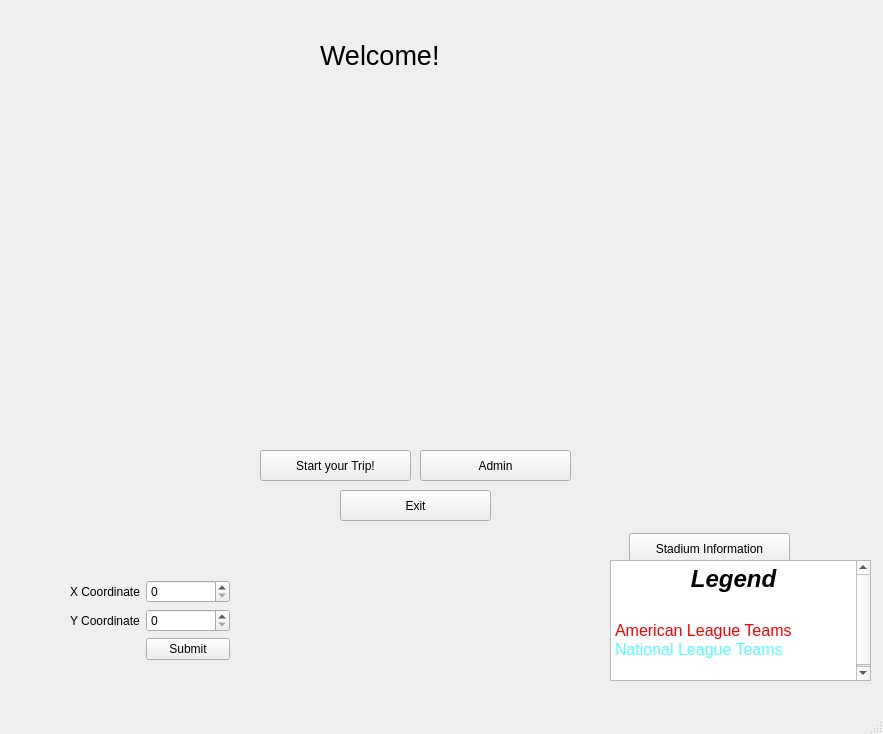
Old version of the form mainwindow.ui in the repository WinterCS003/Project-2.
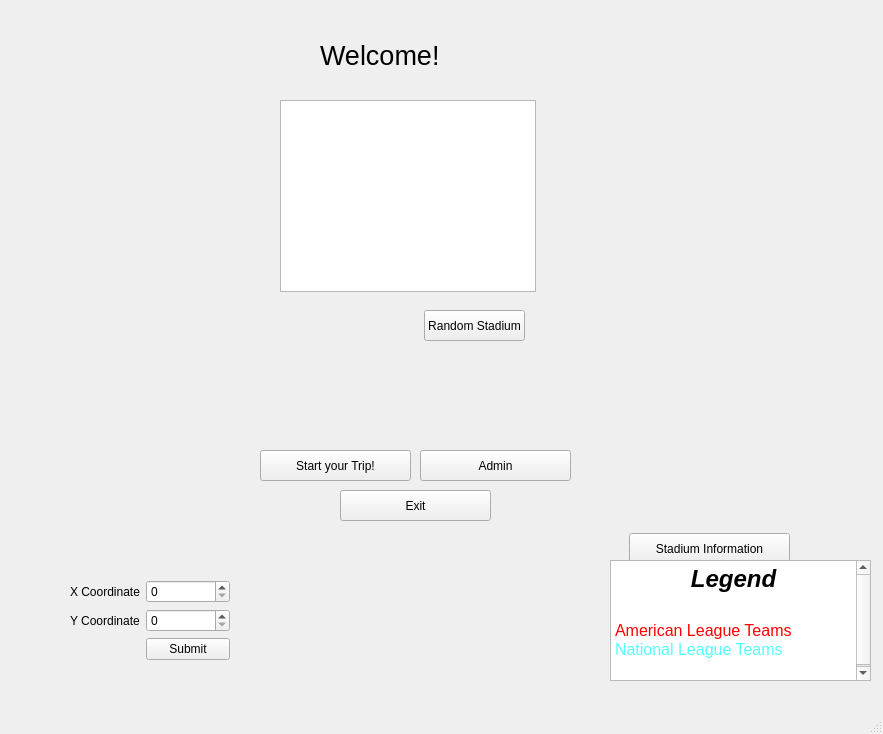
New version of the form. The open tabs and pages were chosen to show the change. Icons and pictures are not drawn. Custom widgets are drawn as their Qt base class.

Commit message: Vincent - random stadium info

```diff
--- a/mainwindow.ui
+++ b/mainwindow.ui
@@ -100,6 +100,29 @@
        <string>Welcome!</string>
       </property>
      </widget>
+     <widget class="QListWidget" name="listWidget">
+      <property name="geometry">
+       <rect>
+        <x>270</x>
+        <y>100</y>
+        <width>256</width>
+        <height>192</height>
+       </rect>
+      </property>
+     </widget>
+     <widget class="QPushButton" name="pushButton_2">
+      <property name="geometry">
+       <rect>
+        <x>414</x>
+        <y>310</y>
+        <width>101</width>
+        <height>31</height>
+       </rect>
+      </property>
+      <property name="text">
+       <string>Random Stadium</string>
+      </property>
+     </widget>
     </widget>
     <widget class="QWidget" name="custWelcomePage">
      <widget class="QLabel" name="custWelcomeLabel">
```
The commit also changes 2 other files.
